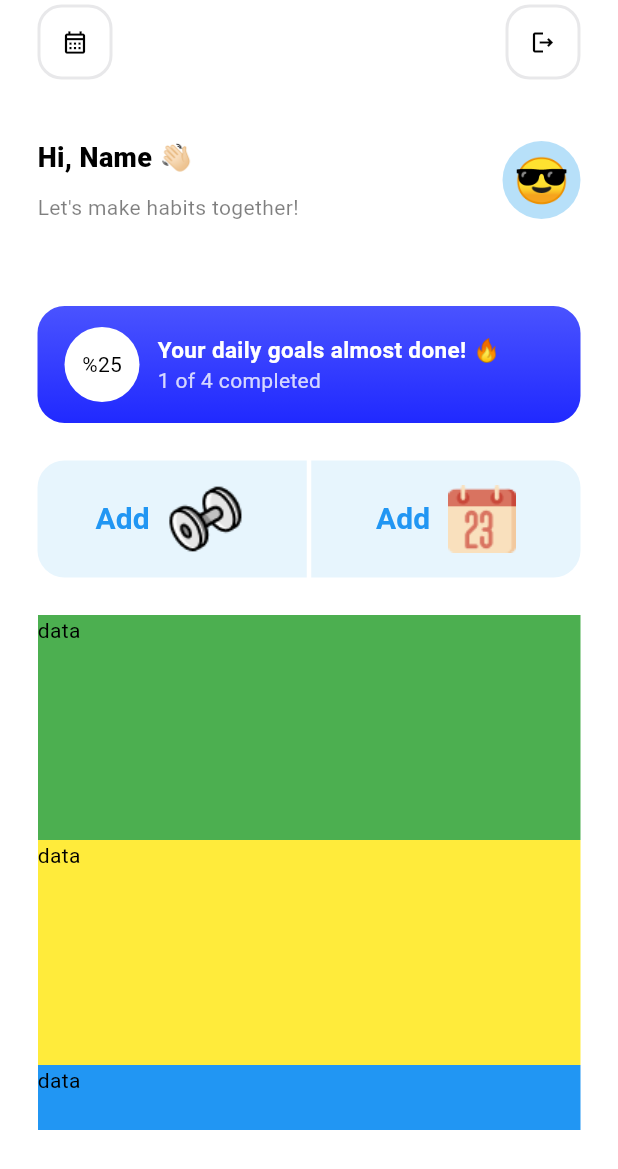
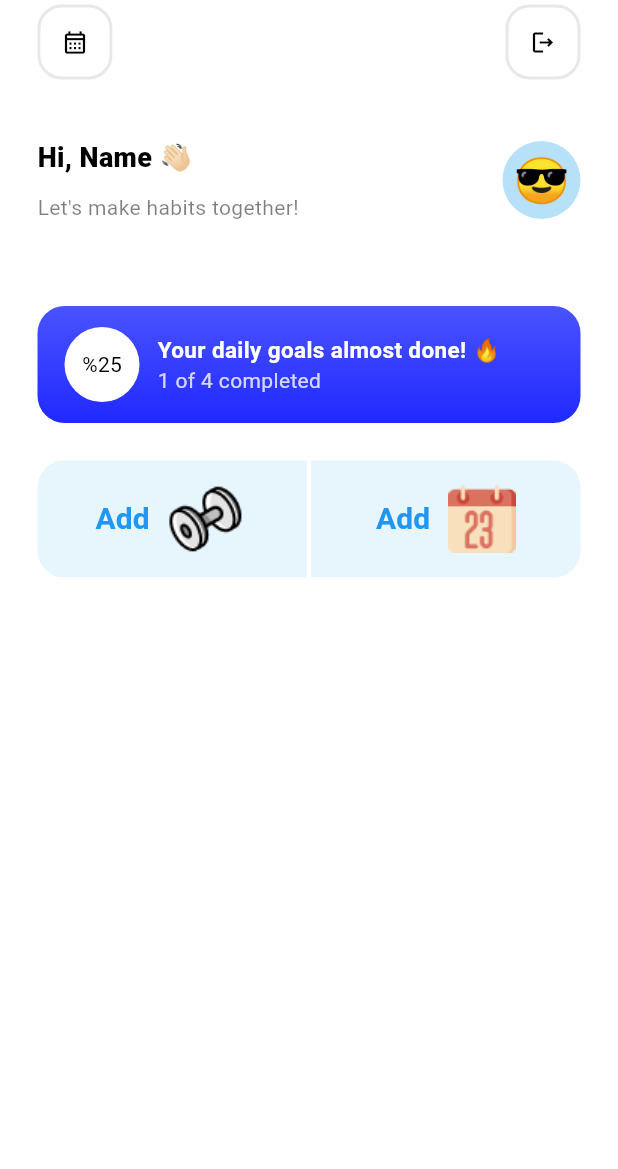
Before and after one commit to jinscodes/my_routine_app, a Flutter app: the HomeScreen screen opened directly, on a phone screen of 412 x 824 dp. Shown: the top 1169 px of the screen. Run offline on Flutter 3.47's test engine with Material 3 defaults, Android fonts, the phone set to English and light mode, and no system bars; our stand-ins replace carousel_slider, dio, flutter_dotenv, loading_animation_widget, shared_preferences; accounts and stored records are empty.

```diff
--- a/lib/screens/home_screen.dart
+++ b/lib/screens/home_screen.dart
@@ -145,48 +145,48 @@ class _HomeScreenState extends State<HomeScreen> {
                     const SizedBox(
                       height: 25,
                     ),
-                    SizedBox(
-                      height: MediaQuery.of(context).size.height / 2.4,
-                      child: SingleChildScrollView(
-                        child: Column(
-                          mainAxisSize: MainAxisSize.min,
-                          children: [
-                            Container(
-                              width: MediaQuery.of(context).size.width,
-                              height: 150,
-                              decoration: const BoxDecoration(
-                                color: Colors.green,
-                              ),
-                              child: const Text("data"),
-                            ),
-                            Container(
-                              width: MediaQuery.of(context).size.width,
-                              height: 150,
-                              decoration: const BoxDecoration(
-                                color: Colors.yellow,
-                              ),
-                              child: const Text("data"),
-                            ),
-                            Container(
-                              width: MediaQuery.of(context).size.width,
-                              height: 150,
-                              decoration: const BoxDecoration(
-                                color: Colors.blue,
-                              ),
-                              child: const Text("data"),
-                            ),
-                            Container(
-                              width: MediaQuery.of(context).size.width,
-                              height: 150,
-                              decoration: const BoxDecoration(
-                                color: Colors.red,
-                              ),
-                              child: const Text("data"),
-                            ),
-                          ],
-                        ),
-                      ),
-                    ),
+                    // SizedBox(
+                    //   height: MediaQuery.of(context).size.height / 2.4,
+                    //   child: SingleChildScrollView(
+                    //     child: Column(
+                    //       mainAxisSize: MainAxisSize.min,
+                    //       children: [
+                    //         Container(
+                    //           width: MediaQuery.of(context).size.width,
+                    //           height: 150,
+                    //           decoration: const BoxDecoration(
+                    //             color: Colors.green,
+                    //           ),
+                    //           child: const Text("data"),
+                    //         ),
+                    //         Container(
+                    //           width: MediaQuery.of(context).size.width,
+                    //           height: 150,
+                    //           decoration: const BoxDecoration(
+                    //             color: Colors.yellow,
+                    //           ),
+                    //           child: const Text("data"),
+                    //         ),
+                    //         Container(
+                    //           width: MediaQuery.of(context).size.width,
+                    //           height: 150,
+                    //           decoration: const BoxDecoration(
+                    //             color: Colors.blue,
+                    //           ),
+                    //           child: const Text("data"),
+                    //         ),
+                    //         Container(
+                    //           width: MediaQuery.of(context).size.width,
+                    //           height: 150,
+                    //           decoration: const BoxDecoration(
+                    //             color: Colors.red,
+                    //           ),
+                    //           child: const Text("data"),
+                    //         ),
+                    //       ],
+                    //     ),
+                    //   ),
+                    // ),
                   ],
                 ),
               ),
```
Also changed, not shown: 11 other files.
